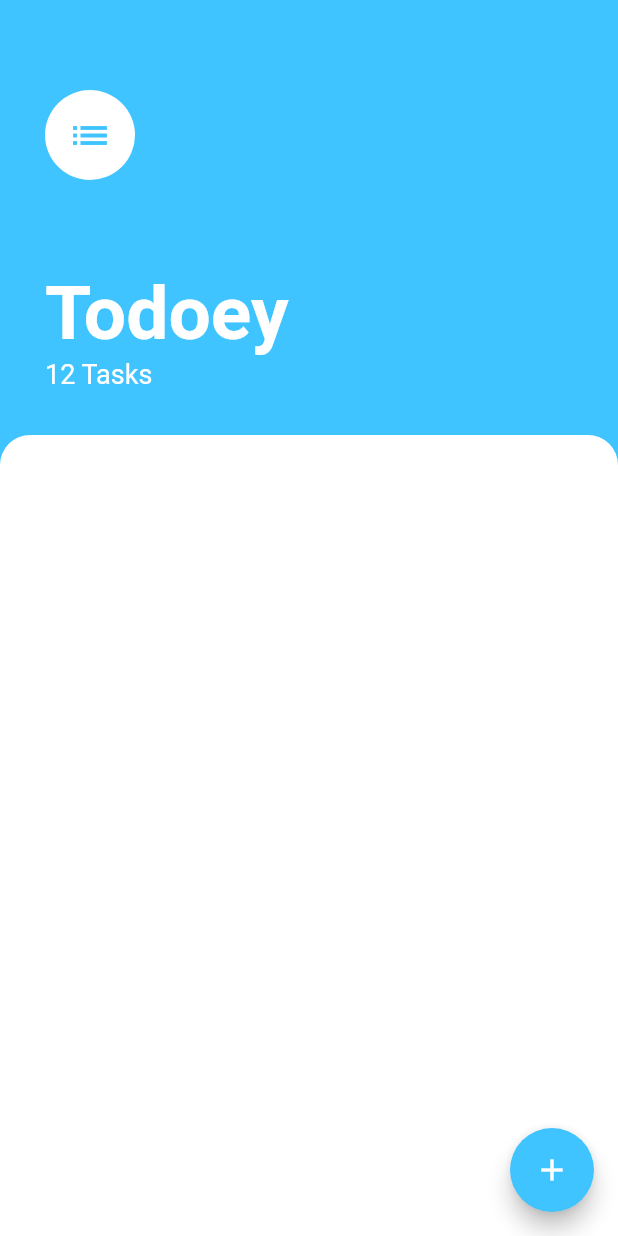
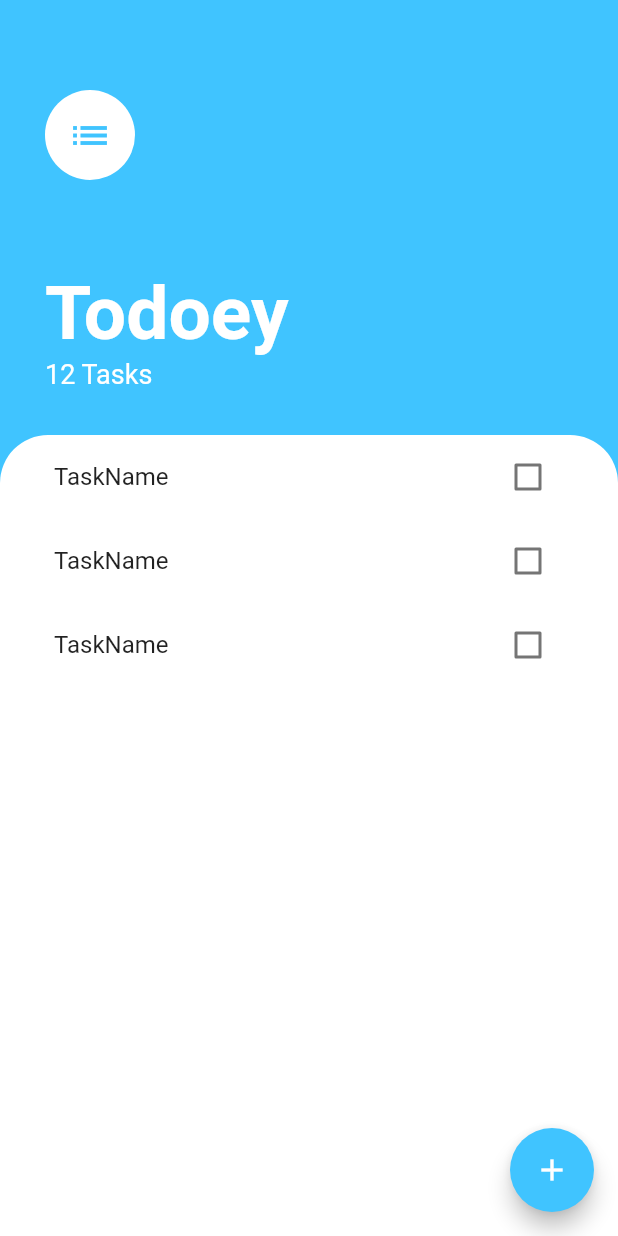
Before and after one commit to abd99/flutter_todo_list, a Flutter app: the screen it shows after launch, on a phone screen of 412 x 824 dp. Run offline on Flutter 3.47's test engine with Material 2 defaults, Android fonts, the phone set to English and light mode, and no system bars.

Commit message:
Create ListView

```diff
--- a/lib/screens/tasks_screen.dart
+++ b/lib/screens/tasks_screen.dart
@@ -1,4 +1,5 @@
 import 'package:flutter/material.dart';
+import 'package:flutter_todo_list/widgets/tasks_list.dart';
 
 class TasksScreen extends StatelessWidget {
   @override
@@ -50,13 +51,15 @@ class TasksScreen extends StatelessWidget {
           ),
           Expanded(
             child: Container(
+              padding: EdgeInsets.symmetric(horizontal: 20.0),
               decoration: BoxDecoration(
                 color: Colors.white,
                 borderRadius: BorderRadius.only(
-                  topLeft: Radius.circular(20.0),
-                  topRight: Radius.circular(20.0),
+                  topLeft: Radius.circular(32.0),
+                  topRight: Radius.circular(32.0),
                 ),
               ),
+              child: TasksList(),
             ),
           ),
         ],
--- /dev/null
+++ b/lib/widgets/task_tile.dart
@@ -0,0 +1,14 @@
+import 'package:flutter/material.dart';
+
+class TaskTile extends StatelessWidget {
+  @override
+  Widget build(BuildContext context) {
+    return ListTile(
+      title: Text('TaskName'),
+      trailing: Checkbox(
+        value: false,
+        onChanged: (value) {},
+      ),
+    );
+  }
+}
--- /dev/null
+++ b/lib/widgets/tasks_list.dart
@@ -0,0 +1,16 @@
+import 'package:flutter/material.dart';
+
+import 'task_tile.dart';
+
+class TasksList extends StatelessWidget {
+  @override
+  Widget build(BuildContext context) {
+    return ListView(
+      children: <Widget>[
+        TaskTile(),
+        TaskTile(),
+        TaskTile(),
+      ],
+    );
+  }
+}
```
